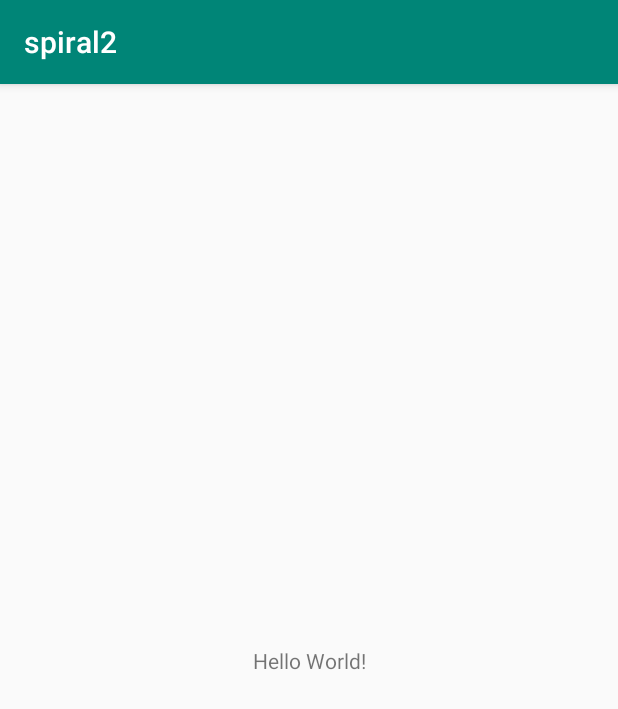
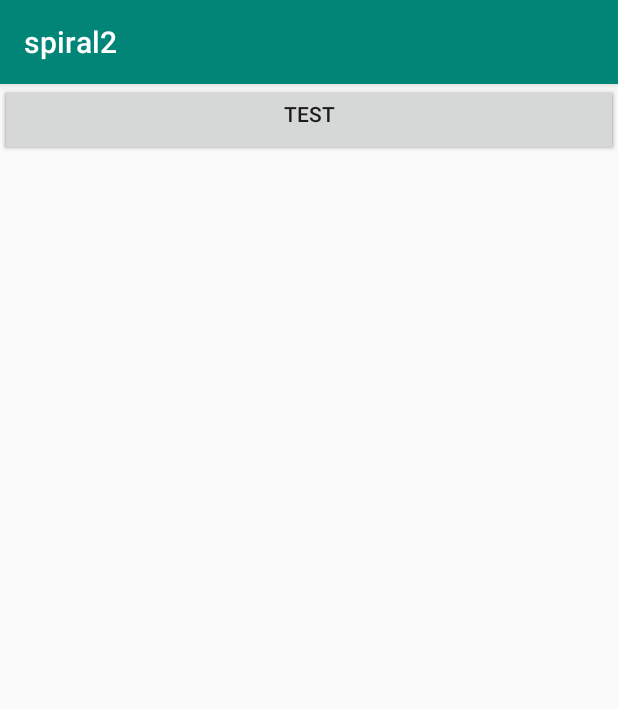
Before and after one commit to ece1778-2020/WhichFace, an Android app: the screen it shows after launch (MainActivity), on a phone screen of 412 x 824 dp. Shown: the top 709 px of the screen. Run offline under Robolectric (Android 15) with nearby library versions, the phone set to English and light mode, and no system bars.

Commit message:
add uid list to the test mode

```diff
--- a/app/src/main/AndroidManifest.xml
+++ b/app/src/main/AndroidManifest.xml
@@ -16,6 +16,8 @@
                 <category android:name="android.intent.category.LAUNCHER" />
             </intent-filter>
         </activity>
+        <activity android:name=".TestActivity"></activity>
+
     </application>
 
 </manifest>
--- a/app/src/main/java/com/example/spiral2/MainActivity.java
+++ b/app/src/main/java/com/example/spiral2/MainActivity.java
@@ -2,13 +2,31 @@ package com.example.spiral2;
 
 import androidx.appcompat.app.AppCompatActivity;
 
+import android.content.Intent;
 import android.os.Bundle;
+import android.view.View;
+import android.widget.Button;
 
 public class MainActivity extends AppCompatActivity {
-
+    Button test;
     @Override
     protected void onCreate(Bundle savedInstanceState) {
         super.onCreate(savedInstanceState);
         setContentView(R.layout.activity_main);
+        initializeViews();
+
+        //go to test mode
+        test.setOnClickListener(new View.OnClickListener() {
+            @Override
+            public void onClick(View v) {
+                Intent intent = new Intent(MainActivity.this, TestActivity.class);
+                startActivity(intent);
+            }
+        });
+    }
+
+    private void initializeViews() {
+        test = findViewById(R.id.test);
+
     }
 }
--- a/app/src/main/res/layout/activity_main.xml
+++ b/app/src/main/res/layout/activity_main.xml
@@ -6,13 +6,22 @@
     android:layout_height="match_parent"
     tools:context=".MainActivity">
 
-    <TextView
-        android:layout_width="wrap_content"
+    <Button
+        android:id="@+id/upload"
+        android:layout_width="match_parent"
         android:layout_height="wrap_content"
-        android:text="Hello World!"
-        app:layout_constraintBottom_toBottomOf="parent"
-        app:layout_constraintLeft_toLeftOf="parent"
-        app:layout_constraintRight_toRightOf="parent"
-        app:layout_constraintTop_toTopOf="parent" />
+        android:gravity="center_horizontal"
+        android:text="Upload"
+        tools:layout_editor_absoluteX="-16dp"
+        tools:layout_editor_absoluteY="288dp" />
+
+    <Button
+        android:id="@+id/test"
+        android:layout_width="match_parent"
+        android:layout_height="wrap_content"
+        android:gravity="center_horizontal"
+        android:text="Test"
+        tools:layout_editor_absoluteX="16dp"
+        tools:layout_editor_absoluteY="353dp" />
 
 </androidx.constraintlayout.widget.ConstraintLayout>
```
Also changed, not shown: app/build.gradle (+10 -2 lines), app/src/main/java/com/example/spiral2/TestActivity.java (added, +129 -0 lines), app/src/main/res/layout/acitivity_test.xml (added, +42 -0 lines), 1 other file.
